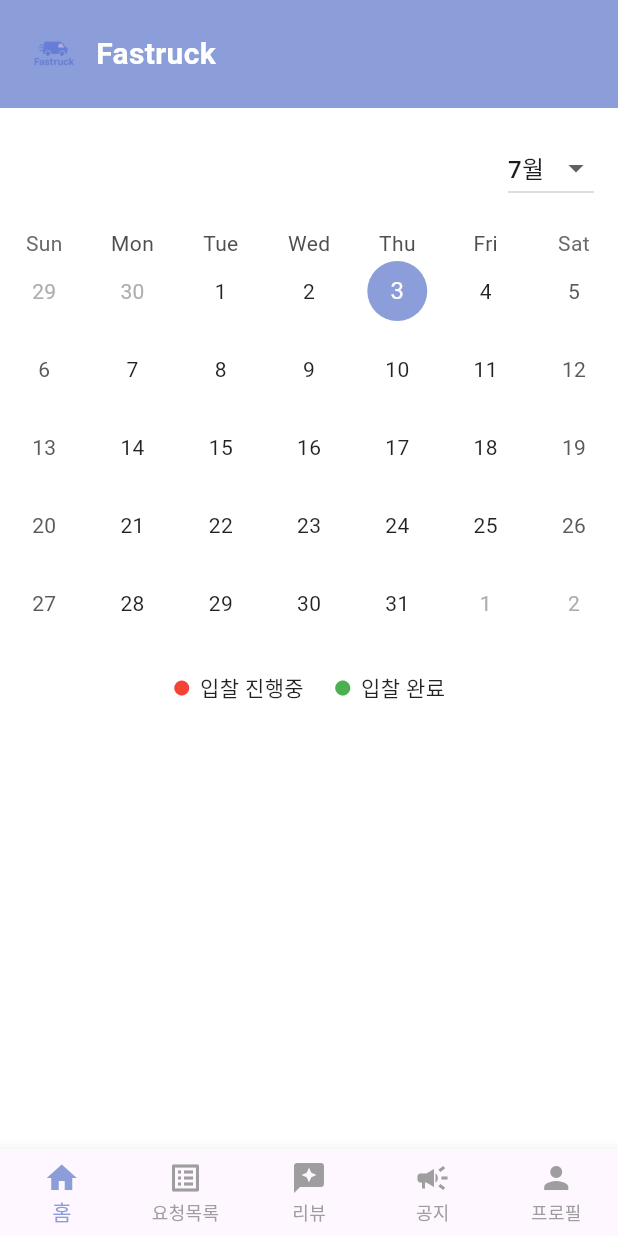
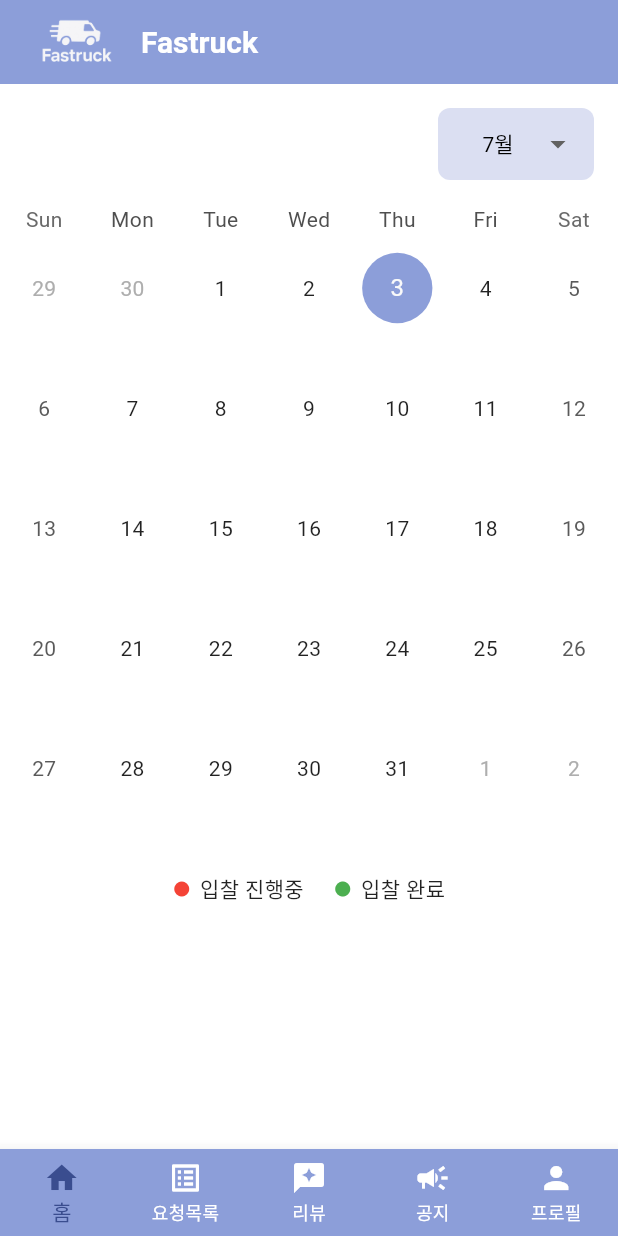
Before and after one commit to shiroHSG/Fastruck, a Flutter app: the ShipperHomePage screen opened by its route, on a phone screen of 412 x 824 dp. Run offline on Flutter 3.47's test engine with Material 3 defaults, Android fonts, the light colour scheme and no system bars; drawn by our look-alikes of table_calendar; our stand-ins replace shared_preferences; accounts and stored records are empty; Roboto replaces fonts that are missing (GowunGothic).

Commit message:
update home page

```diff
--- a/src/main/flutter_app/lib/carrier_home/carrier_home.dart
+++ b/src/main/flutter_app/lib/carrier/carrier_home/carrier_home.dart
@@ -1,8 +1,8 @@
 import 'package:flutter/material.dart';
-import '../app_theme.dart';
+import '../../app_theme.dart';
 import 'carrier_home_ui.dart';
-import '../widgets/custom_app_bar.dart';
-import '../widgets/custom_bottom_bar.dart';
+import '../../widgets/custom_app_bar.dart';
+import '../../widgets/custom_bottom_bar.dart';
 
 class CarrierHomePage extends StatefulWidget {
   const CarrierHomePage({super.key});
--- a/src/main/flutter_app/lib/carrier_home/carrier_home_ui.dart
+++ b/src/main/flutter_app/lib/carrier/carrier_home/carrier_home_ui.dart
@@ -1,5 +1,5 @@
 import 'package:flutter/material.dart';
-import '../app_theme.dart';
+import '../../app_theme.dart';
 
 class CarrierHomeUI extends StatelessWidget {
   final bool hasOngoingBid;
--- a/src/main/flutter_app/lib/main.dart
+++ b/src/main/flutter_app/lib/main.dart
@@ -1,8 +1,8 @@
 import 'package:flutter/material.dart';
-import 'package:flutter_app/shipper_home/shipper_home.dart';
 
 import 'app_theme.dart';
-import 'carrier_home/carrier_home.dart';
+import 'package:flutter_app/shppier/shipper_home/shipper_home.dart';
+import 'carrier/carrier_home/carrier_home.dart';
 import 'login/login.dart';
 
 const String baseUrl = 'http://10.0.2.2:8080';
--- a/src/main/flutter_app/lib/shipper_home/shipper_home.dart
+++ /dev/null
@@ -1,134 +0,0 @@
-import 'package:flutter/material.dart';
-import 'package:table_calendar/table_calendar.dart';
-import '../app_theme.dart';
-
-class ShipperHomePage extends StatefulWidget {
-  const ShipperHomePage({super.key});
-
-  @override
-  State<ShipperHomePage> createState() => _ShipperHomePageState();
-}
-
-class _ShipperHomePageState extends State<ShipperHomePage> {
-  DateTime _focusedDay = DateTime.now();
-  DateTime? _selectedDay;
-
-  @override
-  Widget build(BuildContext context) {
-    return Scaffold(
-      backgroundColor: AppColors.white,
-      body: Column(
-        children: [
-          // 상단 로고 영역
-          Container(
-            width: double.infinity,
-            color: AppColors.primary,
-            padding: const EdgeInsets.symmetric(vertical: 16, horizontal: 16),
-            child: Row(
-              children: [
-                Image.asset(
-                  'assets/image/logo1.png',
-                  width: 40,
-                ),
-                const SizedBox(width: 8),
-                const Text(
-                  'Fastruck',
-                  style: TextStyle(
-                    color: Colors.white,
-                    fontSize: 20,
-                    fontWeight: FontWeight.bold,
-                  ),
-                ),
-              ],
-            ),
-          ),
-
-          // 달력 헤더
-          Padding(
-            padding: const EdgeInsets.all(16),
-            child: Align(
-              alignment: Alignment.centerRight,
-              child: DropdownButton<String>(
-                value: "${_focusedDay.month}월",
-                items: List.generate(12, (index) {
-                  return DropdownMenuItem(
-                    value: '${index + 1}월',
-                    child: Text('${index + 1}월'),
-                  );
-                }),
-                onChanged: (value) {
-                  if (value != null) {
-                    int selectedMonth = int.parse(value.replaceAll('월', ''));
-                    setState(() {
-                      _focusedDay = DateTime(_focusedDay.year, selectedMonth, 1);
-                    });
-                  }
-                },
-              ),
-            ),
-          ),
-
-          // 캘린더
-          TableCalendar(
-            firstDay: DateTime.utc(2020, 1, 1),
-            lastDay: DateTime.utc(2030, 12, 31),
-            focusedDay: _focusedDay,
-            selectedDayPredicate: (day) => isSameDay(_selectedDay, day),
-            onDaySelected: (selectedDay, focusedDay) {
-              setState(() {
-                _selectedDay = selectedDay;
-                _focusedDay = focusedDay;
-              });
-            },
-            calendarStyle: CalendarStyle(
-              selectedDecoration: BoxDecoration(
-                color: AppColors.primary,
-                shape: BoxShape.circle,
-              ),
-              todayDecoration: BoxDecoration(
-                color: AppColors.primary,
-                shape: BoxShape.circle,
-              ),
-            ),
-            headerVisible: false,
-            calendarFormat: CalendarFormat.month,
-          ),
-
-          const SizedBox(height: 20),
-
-          // 입찰 상태 설명
-          Padding(
-            padding: const EdgeInsets.only(bottom: 20),
-            child: Row(
-              mainAxisAlignment: MainAxisAlignment.center,
-              children: const [
-                Icon(Icons.circle, color: Colors.red, size: 12),
-                SizedBox(width: 6),
-                Text('입찰 진행중'),
-                SizedBox(width: 20),
-                Icon(Icons.circle, color: Colors.green, size: 12),
-                SizedBox(width: 6),
-                Text('입찰 완료'),
-              ],
-            ),
-          ),
-        ],
-      ),
-
-      // 바텀 네비게이션
-      bottomNavigationBar: BottomNavigationBar(
-        type: BottomNavigationBarType.fixed,
-        selectedItemColor: AppColors.primary,
-        unselectedItemColor: Colors.grey,
-        currentIndex: 0,
-        items: const [
-          BottomNavigationBarItem(icon: Icon(Icons.home), label: '홈'),
-          BottomNavigationBarItem(icon: Icon(Icons.list_alt), label: '요청목록'),
-          BottomNavigationBarItem(icon: Icon(Icons.reviews), label: '리뷰'),
-          BottomNavigationBarItem(icon: Icon(Icons.campaign), label: '공지'),
-          BottomNavigationBarItem(icon: Icon(Icons.person), label: '프로필'),
-        ],
-      ),
-    );
-  }
-}
--- /dev/null
+++ b/src/main/flutter_app/lib/shppier/shipper_home/shipper_home.dart
@@ -0,0 +1,50 @@
+import 'package:flutter/material.dart';
+import '../../app_theme.dart';
+import '../../widgets/custom_app_bar.dart';
+import '../../widgets/custom_bottom_bar.dart';
+import 'shipper_home_ui.dart';
+
+class ShipperHomePage extends StatefulWidget {
+  const ShipperHomePage({super.key});
+
+  @override
+  State<ShipperHomePage> createState() => _ShipperHomePageState();
+}
+
+class _ShipperHomePageState extends State<ShipperHomePage> {
+  DateTime _focusedDay = DateTime.now();
+  DateTime? _selectedDay;
+  int currentIndex = 0;
+
+  @override
+  Widget build(BuildContext context) {
+    return Scaffold(
+      backgroundColor: AppColors.white,
+      appBar: const CustomAppBar(title: 'Fastruck'),
+      body: ShipperHomeUI(
+        focusedDay: _focusedDay,
+        selectedDay: _selectedDay,
+        onDaySelected: (selected, focused) {
+          setState(() {
+            _selectedDay = selected;
+            _focusedDay = focused;
+          });
+        },
+        onMonthChanged: (newDate) {
+          setState(() {
+            _focusedDay = newDate;
+          });
+        },
+      ),
+      bottomNavigationBar: CustomBottomNavigationBar(
+        currentIndex: currentIndex,
+        onTap: (index) {
+          setState(() {
+            currentIndex = index;
+          });
+          // TODO: 페이지 전환 로직
+        },
+      ),
+    );
+  }
+}
--- /dev/null
+++ b/src/main/flutter_app/lib/shppier/shipper_home/shipper_home_ui.dart
@@ -0,0 +1,113 @@
+import 'package:flutter/material.dart';
+import 'package:table_calendar/table_calendar.dart';
+import '../../app_theme.dart';
+
+class ShipperHomeUI extends StatelessWidget {
+  final DateTime focusedDay;
+  final DateTime? selectedDay;
+  final void Function(DateTime) onMonthChanged;
+  final Function(DateTime selectedDay, DateTime focusedDay) onDaySelected;
+
+  const ShipperHomeUI({
+    super.key,
+    required this.focusedDay,
+    required this.selectedDay,
+    required this.onMonthChanged,
+    required this.onDaySelected,
+  });
+
+  @override
+  Widget build(BuildContext context) {
+    return Column(
+      children: [
+        // 달력 헤더 (월 선택 드롭다운)
+        Padding(
+          padding: const EdgeInsets.all(16),
+          child: Row(
+            mainAxisAlignment: MainAxisAlignment.end,
+            children: [
+              Container(
+                decoration: BoxDecoration(
+                  color: AppColors.base,
+                  borderRadius: BorderRadius.circular(8),
+                ),
+                padding: const EdgeInsets.symmetric(horizontal: 12),
+                child: SizedBox(
+                  width: 80, // 드롭다운 너비 조정
+                  child: DropdownButton<String>(
+                    value: "${focusedDay.month}월",
+                    dropdownColor: AppColors.base,
+                    underline: const SizedBox(),
+                    isExpanded: true,
+                    style: const TextStyle(color: Colors.black),
+                    items: List.generate(12, (index) {
+                      return DropdownMenuItem(
+                        value: '${index + 1}월',
+                        child: Center( // 가운데 정렬
+                          child: Text(
+                            '${index + 1}월',
+                            textAlign: TextAlign.center,
+                          ),
+                        ),
+                      );
+                    }),
+                    onChanged: (value) {
+                      if (value != null) {
+                        int selectedMonth = int.parse(value.replaceAll('월', ''));
+                        final newDate = DateTime(focusedDay.year, selectedMonth, 1);
+                        onMonthChanged(newDate);
+                      }
+                    },
+                  ),
+
+                ),
+              ),
+            ],
+          ),
+        ),
+
+        // 캘린더
+        TableCalendar(
+          firstDay: DateTime.utc(2020, 1, 1),
+          lastDay: DateTime.utc(2030, 12, 31),
+          focusedDay: focusedDay,
+          selectedDayPredicate: (day) => isSameDay(selectedDay, day),
+          onDaySelected: onDaySelected,
+          calendarFormat: CalendarFormat.month,
+          headerVisible: false,
+          rowHeight: 80, // 날짜 간격(셀 높이) 늘리기
+          calendarStyle: CalendarStyle(
+            selectedDecoration: BoxDecoration(
+              color: AppColors.base,
+              shape: BoxShape.circle,
+            ),
+            todayDecoration: BoxDecoration(
+              color: AppColors.primary,
+              shape: BoxShape.circle,
+            ),
+            selectedTextStyle: const TextStyle(color: Colors.black),
+          ),
+        ),
+
+        const SizedBox(height: 30),
+
+        // 입찰 상태 설명
+        Padding(
+          padding: const EdgeInsets.only(bottom: 20),
+          child: Row(
+            mainAxisAlignment: MainAxisAlignment.center,
+            children: const [
+              Icon(Icons.circle, color: Colors.red, size: 12),
+              SizedBox(width: 6),
+              Text('입찰 진행중'),
+              SizedBox(width: 20),
+              Icon(Icons.circle, color: Colors.green, size: 12),
+              SizedBox(width: 6),
+              Text('입찰 완료'),
+            ],
+          ),
+        ),
+      ],
+    );
+  }
+}
```
